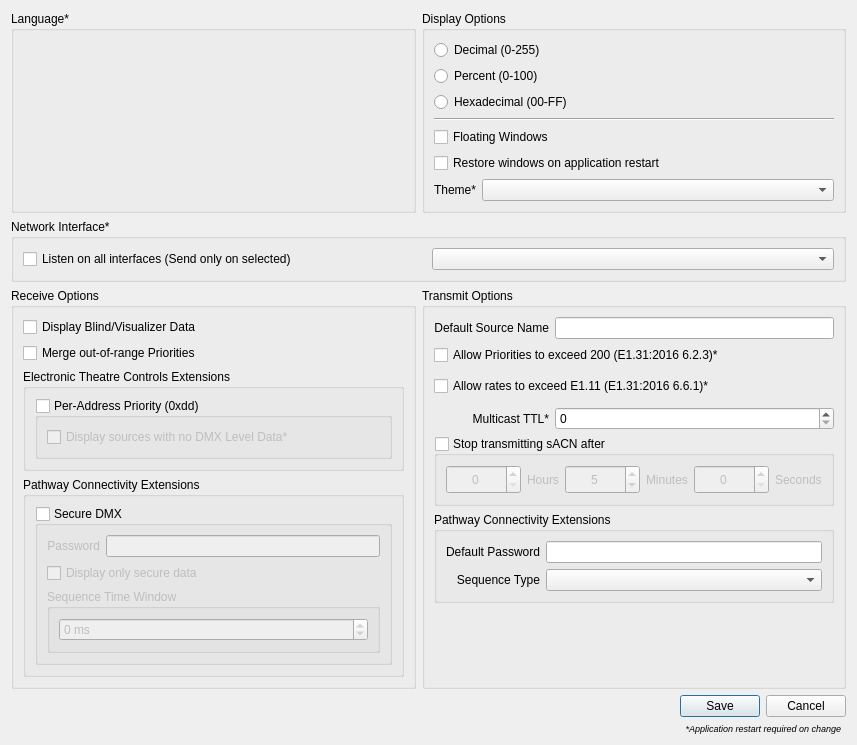
Above: ui/preferencesdialog.ui from docsteer/sacnview before the change. Below: the same form after it.
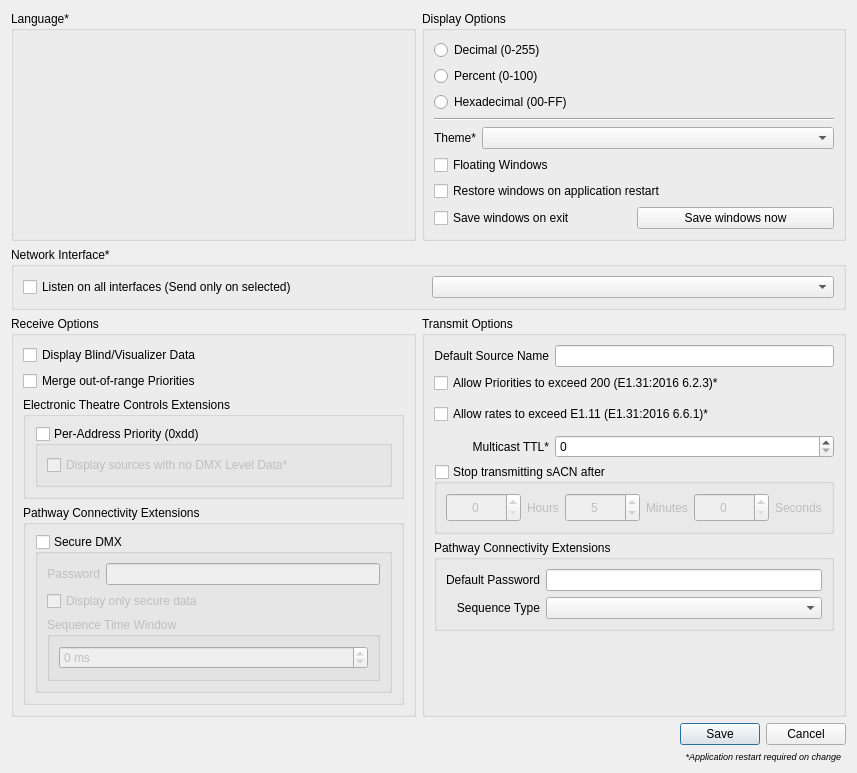
That is the form after the change. Icons and pictures are not drawn.

Commit message:
Split Save and Restore layout preferences
Add button to save 'current state' to chosen preferences

Diff of the .ui file:
```diff
--- a/ui/preferencesdialog.ui
+++ b/ui/preferencesdialog.ui
@@ -7,7 +7,7 @@
     <x>0</x>
     <y>0</y>
     <width>834</width>
-    <height>633</height>
+    <height>657</height>
    </rect>
   </property>
   <property name="sizePolicy">
@@ -620,8 +620,29 @@
      <property name="title">
       <string>Display Options</string>
      </property>
-     <layout class="QVBoxLayout" name="verticalLayout_10">
-      <item>
+     <layout class="QGridLayout" name="gridLayout_4">
+      <item row="7" column="0">
+       <widget class="QCheckBox" name="cbSaveWindowsOnExit">
+        <property name="text">
+         <string>Save windows on exit</string>
+        </property>
+       </widget>
+      </item>
+      <item row="5" column="0">
+       <widget class="QCheckBox" name="cbFloatingWindows">
+        <property name="text">
+         <string>Floating Windows</string>
+        </property>
+       </widget>
+      </item>
+      <item row="3" column="0" colspan="2">
+       <widget class="Line" name="line">
+        <property name="orientation">
+         <enum>Qt::Horizontal</enum>
+        </property>
+       </widget>
+      </item>
+      <item row="0" column="0" colspan="2">
        <widget class="QRadioButton" name="DecimalDisplayFormat">
         <property name="enabled">
          <bool>true</bool>
@@ -643,7 +664,7 @@
         </property>
        </widget>
       </item>
-      <item>
+      <item row="1" column="0" colspan="2">
        <widget class="QRadioButton" name="PercentDisplayFormat">
         <property name="sizePolicy">
          <sizepolicy hsizetype="Expanding" vsizetype="Expanding">
@@ -662,7 +683,7 @@
         </property>
        </widget>
       </item>
-      <item>
+      <item row="2" column="0" colspan="2">
        <widget class="QRadioButton" name="HexDisplayFormat">
         <property name="sizePolicy">
          <sizepolicy hsizetype="Expanding" vsizetype="Expanding">
@@ -681,21 +702,14 @@
         </property>
        </widget>
       </item>
-      <item>
-       <widget class="Line" name="line">
-        <property name="orientation">
-         <enum>Qt::Horizontal</enum>
-        </property>
-       </widget>
-      </item>
-      <item>
-       <widget class="QCheckBox" name="cbFloatingWindows">
+      <item row="7" column="1">
+       <widget class="QPushButton" name="btnSaveWindows">
         <property name="text">
-         <string>Floating Windows</string>
+         <string>Save windows now</string>
         </property>
        </widget>
       </item>
-      <item>
+      <item row="6" column="0" colspan="2">
        <widget class="QCheckBox" name="cbRestoreWindows">
         <property name="sizePolicy">
          <sizepolicy hsizetype="Expanding" vsizetype="Expanding">
@@ -714,7 +728,7 @@
         </property>
        </widget>
       </item>
-      <item>
+      <item row="4" column="0" colspan="2">
        <layout class="QHBoxLayout" name="horizontalLayout_3">
         <item>
          <widget class="QLabel" name="label">
```
The commit also changes 7 other files.
